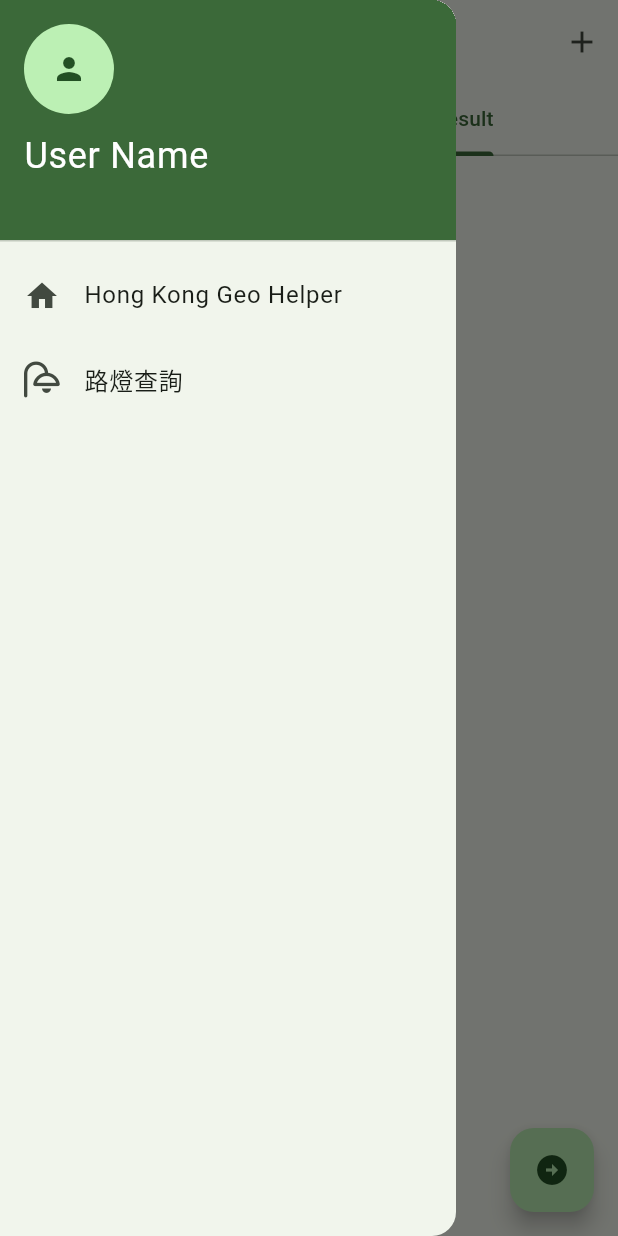
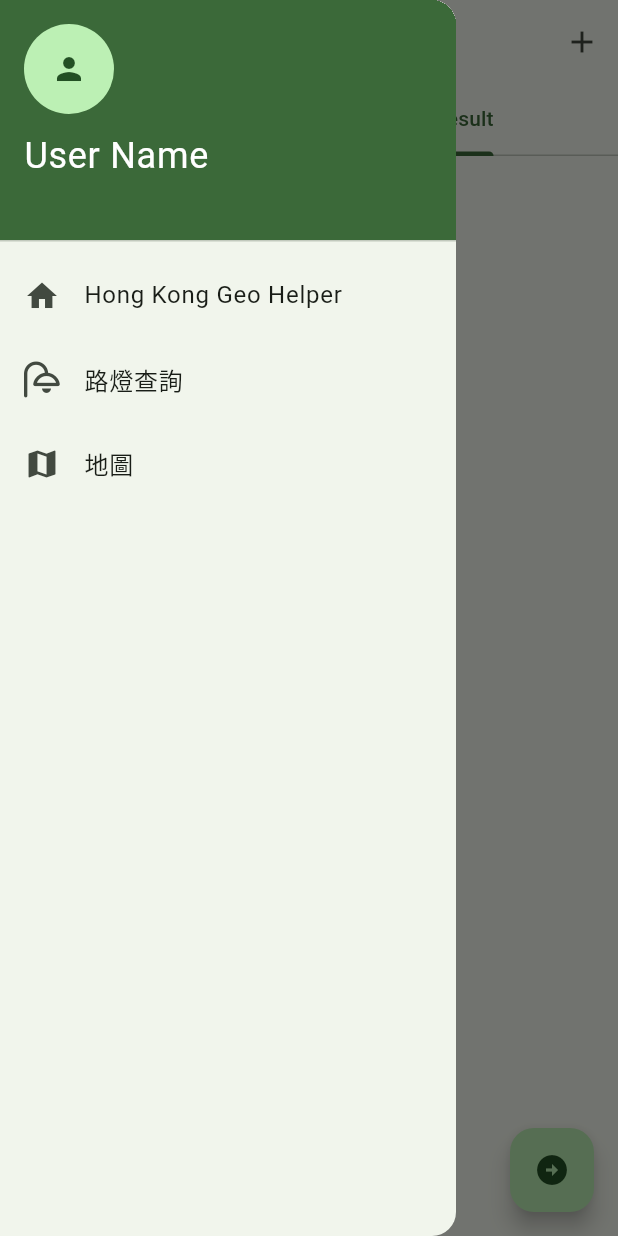
Before and after one commit to thc282/HongKongGeoHelper, a Flutter app: the screen it shows after launch, tab 2 chosen, with the side drawer open, on a phone screen of 412 x 824 dp. Run offline on Flutter 3.47's test engine with Material 3 defaults, Android fonts, the light colour scheme and no system bars; our stand-ins replace flutter_map, latlong2; missing offline and left inert: flutter_map_cancellable_tile_provider.

Commit message:
implenment map and markers

```diff
--- a/lib/assets/page_config.dart
+++ b/lib/assets/page_config.dart
@@ -1,7 +1,10 @@
+import 'dart:collection';
+
 import 'package:flutter/material.dart';
 import 'package:hong_kong_geo_helper/assets/CustomIcon.dart';
 import '../page/HomePage.dart';
 import '../page/LamppostPage.dart';
+import '../page/MapPage.dart';
 
 enum PageConfigEnum{
   home(
@@ -31,6 +34,19 @@ enum PageConfigEnum{
       {
         'interpret': '結果解讀說明',
         'notice': '注意事項'
+      }
+    ],
+  ),
+  map(
+    title: '地圖',
+    icon: Icons.map,
+    page: [MapTab()],
+    tabs: ['Map'],
+    descriptions: [
+      {
+        'main': '地圖功能',
+        'sub': '地圖次要說明',
+        'tips': 'This is a map page for you to find the geo information around your position. You can search for lampposts, traffic cameras, and more.',
       }
     ],
   );
--- /dev/null
+++ b/lib/mics/tile_provider.dart
@@ -0,0 +1,9 @@
+import 'package:flutter_map/flutter_map.dart';
+import 'package:flutter_map_cancellable_tile_provider/flutter_map_cancellable_tile_provider.dart';
+
+TileLayer get openStreetMapTileLayer => TileLayer(
+      urlTemplate: 'https://tiles.stadiamaps.com/tiles/outdoors/{z}/{x}/{y}.png',
+      // Use the recommended flutter_map_cancellable_tile_provider package to
+      // support the cancellation of loading tiles.
+      tileProvider: CancellableNetworkTileProvider(),
+    );
--- a/lib/page/LamppostPage.dart
+++ b/lib/page/LamppostPage.dart
@@ -1,7 +1,11 @@
 import 'dart:math';
 
 import 'package:flutter/material.dart';
+import 'package:flutter_map/flutter_map.dart';
 import 'package:hong_kong_geo_helper/assets/api2model.dart';
+import 'package:hong_kong_geo_helper/gadget/buildmarker.dart';
+import 'package:hong_kong_geo_helper/mics/tile_provider.dart';
+import 'package:latlong2/latlong.dart';
 import 'package:provider/provider.dart';
 import 'dart:convert';
 import '../assets/page_config.dart';
@@ -118,7 +122,6 @@ class _SearchTabState extends State<SearchTab> {
               ),*/
               const SizedBox(height: 50),
               ElevatedButton(
-                child: Text("Go search"),
                 style: ElevatedButton.styleFrom(
                   backgroundColor: Theme.of(context).primaryColorLight,
                   shape: RoundedRectangleBorder(
@@ -149,7 +152,8 @@ class _SearchTabState extends State<SearchTab> {
                       _isLoading = false;
                     });
                   }
-                }
+                },
+                child: const Text("Go search")
               )
               // 添加更多頁面內容
             ],
@@ -173,9 +177,7 @@ class ResultTab extends StatelessWidget {
 
   @override
   Widget build(BuildContext context) {
-    return Container(
-      padding: const EdgeInsets.all(16),
-      child: Consumer<SearchResultProvider>(
+    return Consumer<SearchResultProvider>(
       builder: (context, provider, child) {
         final searchResult = provider.searchResult;
 
@@ -190,15 +192,29 @@ class ResultTab extends StatelessWidget {
           return const Center(child: Text('找不到相關資料'));
         }
 
-          final features = lamppostInfo.features[0];
-          final geometry = features.geometry;
-          final properties = features.properties;
+        final features = lamppostInfo.features;
+        final geometry = features[0].geometry;
+        //final properties = features.properties;
 
         final dateAndTime = lamppostInfo.timeStamp.split("T");
-          final date = dateAndTime[0]; // "YYYY-MM-DD"
-          final time = dateAndTime[1].replaceAll("Z",""); // "HH:MM:SS"
+        /*final date = dateAndTime[0]; // "YYYY-MM-DD"
+        final time = dateAndTime[1].replaceAll("Z",""); // "HH:MM:SS"*/
 
-          return SingleChildScrollView(
+        return Stack(
+          children: [
+            FlutterMap(
+              options: MapOptions(
+                initialCenter: LatLng(geometry.coordinates[1], geometry.coordinates[0]),
+                initialZoom: 16.0,
+              ),
+              children: [
+                openStreetMapTileLayer,
+                MapPinLayer(features)
+              ],
+            )
+          ],
+        );
+        /*return SingleChildScrollView(
           child: Column(
             crossAxisAlignment: CrossAxisAlignment.start,
             children: [
@@ -222,11 +238,27 @@ class ResultTab extends StatelessWidget {
               BuildRow('位置:', properties.Location),
             ],
           ),
+        );*/
+      },
     );
-        },
+  }
+
+  Marker buildPin(BuildContext context, LatLng point) =>
+    Marker(
+      point: point,
+      width: 60,
+      height: 60,
+      child: GestureDetector(
+        onTap: () => ScaffoldMessenger.of(context).showSnackBar(
+          const SnackBar(
+            content: Text('Tapped existing marker'),
+            duration: Duration(seconds: 1),
+            showCloseIcon: true,
+          ),
+        ),
+        child: const Icon(Icons.location_pin, size: 60, color: Colors.black),
       ),
     );
-  }
 }
 
 class SearchResultProvider extends ChangeNotifier {
--- a/pubspec.yaml
+++ b/pubspec.yaml
@@ -36,6 +36,9 @@ dependencies:
   cupertino_icons: ^1.0.8
   http: ^1.2.2
   provider: ^6.1.2
+  flutter_map: ^7.0.2
+  latlong2: ^0.9.1
+  flutter_map_cancellable_tile_provider: ^3.0.2
 
 dev_dependencies:
   flutter_test:
```
Also changed, not shown: lib/gadget/buildmarker.dart (added, +74 -0 lines), lib/page/MapPage.dart (added, +33 -0 lines), pubspec.lock. Lines whose indentation alone changed are shown as unchanged.
